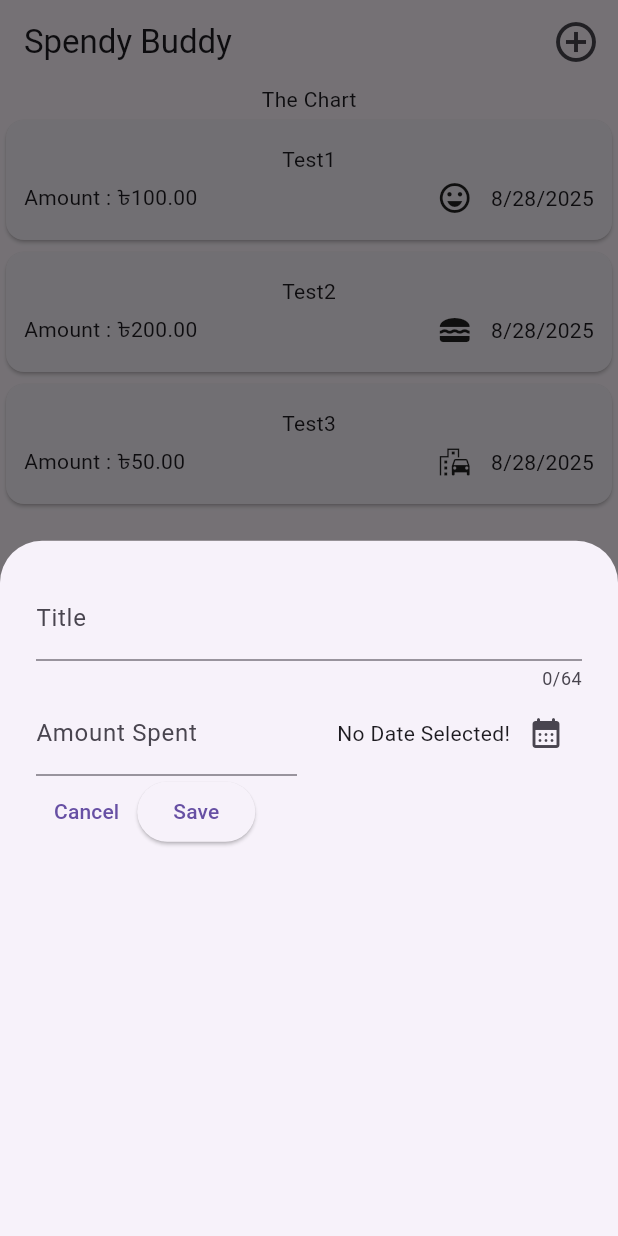
After one commit to Iftikhar-Shams-Niloy/flutter_spendybuddy, a Flutter app: the screen it shows after launch, after a tap on the "add circle outline" icon, on a phone screen of 412 x 824 dp. The commit adds this screen. Run offline on Flutter 3.47's test engine with Material 3 defaults, Android fonts, the phone set to English and light mode, and no system bars.

Commit message:
Date selection option added

```diff
--- a/lib/main.dart
+++ b/lib/main.dart
@@ -4,6 +4,7 @@ import 'package:flutter_spendybuddy/spends.dart';
 void main() {
   runApp(
     MaterialApp(
+      theme: ThemeData(useMaterial3: true),
       home: Spends(),
     ),
   );
--- a/lib/spends.dart
+++ b/lib/spends.dart
@@ -1,5 +1,6 @@
 import "package:flutter/material.dart";
 import 'package:flutter_spendybuddy/models/spend.dart';
+import 'package:flutter_spendybuddy/widgets/new_spend.dart';
 import 'package:flutter_spendybuddy/widgets/spends_list/spends_list.dart';
 
 class Spends extends StatefulWidget {
@@ -12,6 +13,15 @@ class Spends extends StatefulWidget {
 }
 
 class _SpendsState extends State<Spends> {
+  void _oepnAddSpendOverlay() {
+    showModalBottomSheet(
+      context: context,
+      builder: (ctx) {
+        return NewSpend();
+      },
+    );
+  }
+
   final List<Spend> _registeredSpends = [
     Spend(
       title: "Test1",
@@ -36,6 +46,21 @@ class _SpendsState extends State<Spends> {
   @override
   Widget build(BuildContext context) {
     return Scaffold(
+      appBar: AppBar(
+        title: Text("Spendy Buddy"),
+        actions: [
+          IconButton(
+            onPressed: _oepnAddSpendOverlay,
+            icon: Padding(
+              padding: const EdgeInsets.all(4.0),
+              child: Icon(
+                Icons.add_circle_outline,
+                size: 32,
+              ),
+            ),
+          ),
+        ],
+      ),
       body: Column(
         children: [
           Text("The Chart"),
--- /dev/null
+++ b/lib/widgets/new_spend.dart
@@ -0,0 +1,114 @@
+import 'package:flutter/material.dart';
+import 'package:intl/intl.dart';
+
+final dateFormatter = DateFormat.yMd();
+
+class NewSpend extends StatefulWidget {
+  const NewSpend({super.key});
+
+  @override
+  State<NewSpend> createState() {
+    return _NewSpendState();
+  }
+}
+
+class _NewSpendState extends State<NewSpend> {
+  final _spendTitleController = TextEditingController();
+  final _spendAmountController = TextEditingController();
+  DateTime? _selectedDate;
+
+  void _pickDate() async {
+    final present = DateTime.now();
+    final pickFirstDate = DateTime(
+      present.year - 5,
+      present.month,
+      present.day,
+    );
+    final pickedDate = await showDatePicker(
+      context: context,
+      initialDate: present,
+      firstDate: pickFirstDate,
+      lastDate: present,
+    );
+    setState(() {
+      _selectedDate = pickedDate;
+    });
+  }
+
+  @override
+  void dispose() {
+    _spendTitleController.dispose();
+    _spendAmountController.dispose();
+    super.dispose();
+  }
+
+  @override
+  Widget build(BuildContext context) {
+    return Padding(
+      padding: const EdgeInsets.all(24),
+      child: Column(
+        children: [
+          TextField(
+            controller: _spendTitleController,
+            maxLength: 64,
+            keyboardType: TextInputType.text,
+            decoration: InputDecoration(
+              label: Text("Title"),
+            ),
+          ),
+          Row(
+            children: [
+              Expanded(
+                child: TextField(
+                  controller: _spendAmountController,
+                  keyboardType: TextInputType.number,
+                  decoration: InputDecoration(
+                    prefixText: "\৳",
+                    label: Text("Amount Spent"),
+                  ),
+                ),
+              ),
+              const SizedBox(width: 16),
+              Expanded(
+                child: Row(
+                  mainAxisAlignment: MainAxisAlignment.end,
+                  crossAxisAlignment: CrossAxisAlignment.center,
+                  children: [
+                    Text(
+                      _selectedDate == null
+                          ? 'No Date Selected!'
+                          : dateFormatter.format(_selectedDate!),
+                    ),
+                    IconButton(
+                      onPressed: _pickDate,
+                      icon: const Icon(
+                        Icons.calendar_month_rounded,
+                      ),
+                    ),
+                  ],
+                ),
+              ),
+            ],
+          ),
+          Row(
+            children: [
+              TextButton(
+                onPressed: () {
+                  Navigator.pop(context);
+                },
+                child: const Text("Cancel"),
+              ),
+              ElevatedButton(
+                onPressed: () {
+                  print(_spendTitleController.text);
+                  print(_spendAmountController.text);
+                },
+                child: Text("Save"),
+              ),
+            ],
+          ),
+        ],
+      ),
+    );
+  }
+}
```
